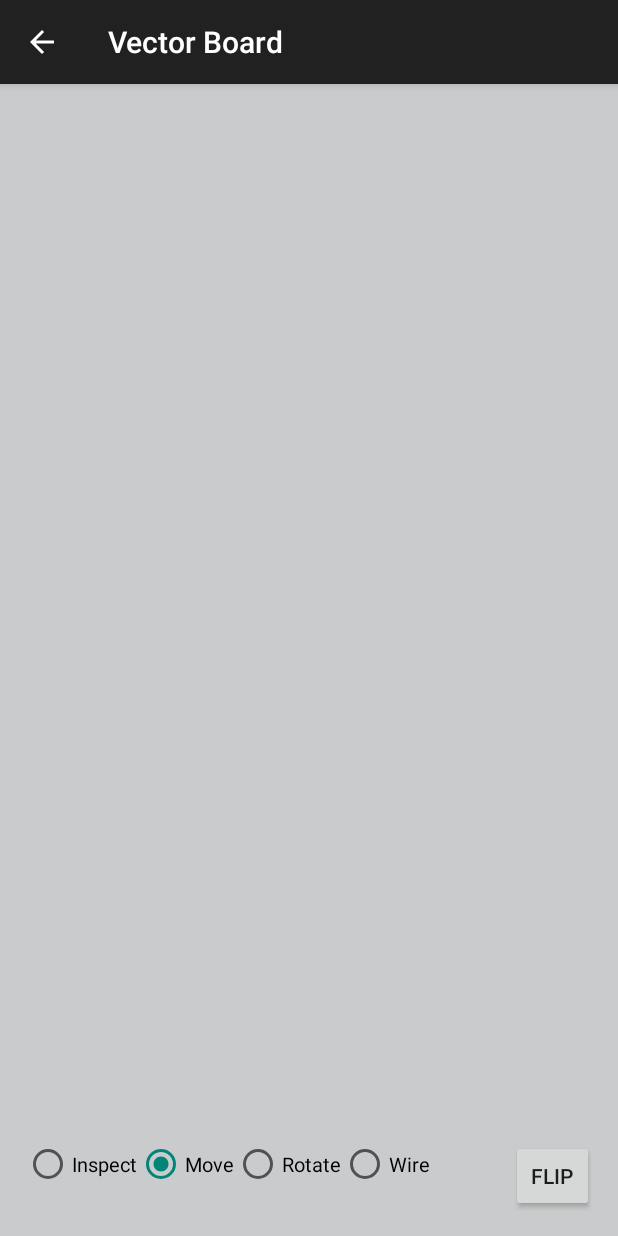
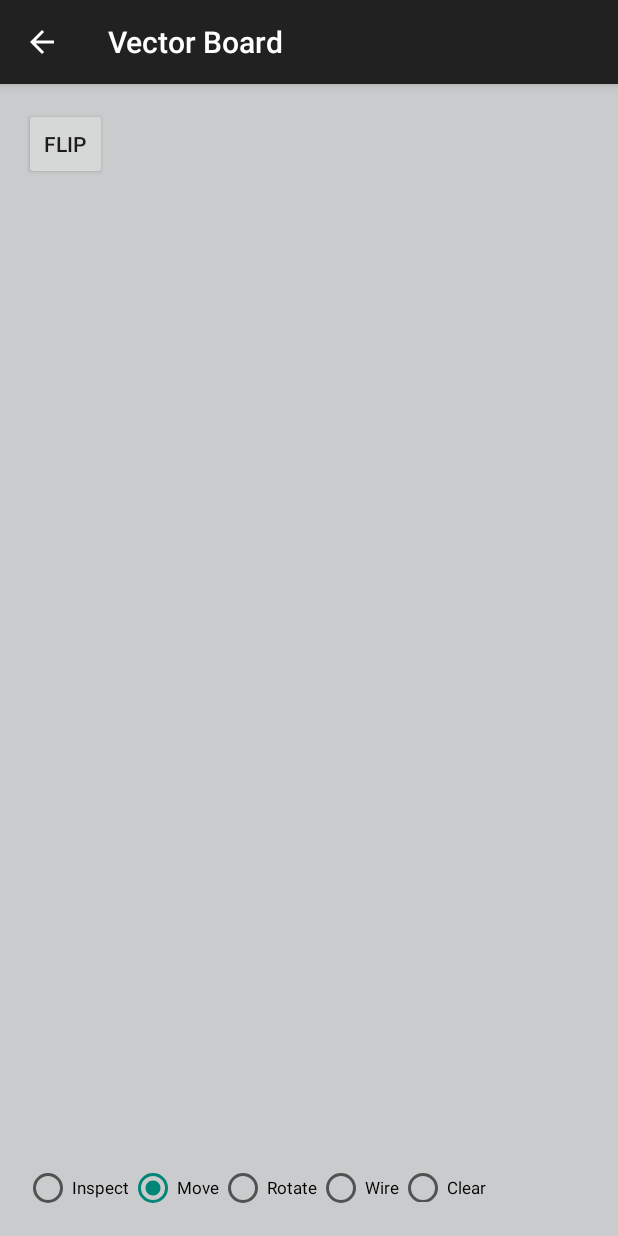
Before and after one commit to mgumble/Protoboard_App, an Android app: the VectorBoardActivity screen opened directly, with no data from a screen before it, on a phone screen of 412 x 824 dp. Run offline under Robolectric (Android 15) with nearby library versions, the phone set to English and light mode, and no system bars; 4 statements that could not run were skipped.

Commit message:
fixed removing from tray not at 0 and added clear button

```diff
--- a/PracticeApplication/app/src/main/res/layout/activity_vector_board.xml
+++ b/PracticeApplication/app/src/main/res/layout/activity_vector_board.xml
@@ -7,22 +7,20 @@
     tools:context="com.example.emilie.practiceapplication.VectorBoardActivity"
     android:background="#CACBCC"
     android:orientation="vertical">
-    <RelativeLayout
-        android:layout_width="fill_parent"
+    <TableLayout
+        android:layout_width="wrap_content"
         android:layout_height="wrap_content"
-        android:id="@+id/ll_top">
-
-        <TableLayout
-            android:layout_width="wrap_content"
-            android:layout_height="wrap_content"
-            android:id="@+id/tl">
-        </TableLayout>
-    </RelativeLayout>
+        android:id="@+id/tl"
+        android:layout_toEndOf="@+id/toolbar"
+        android:layout_below="@+id/btn_flip"
+        android:layout_alignParentStart="true">
+    </TableLayout>
 
     <HorizontalScrollView
         android:layout_width="fill_parent"
-        android:layout_height="wrap_content"
-        android:layout_above="@+id/btn_flip"
+        android:layout_height="75dp"
+        android:id="@+id/horizontalScrollView"
+        android:layout_above="@+id/toolbar"
         android:layout_alignParentStart="true">
 
         <LinearLayout
@@ -39,17 +37,17 @@
         android:layout_height="wrap_content"
         android:text="Flip"
         android:id="@+id/btn_flip"
-        android:layout_alignParentBottom="true"
-        android:layout_alignParentEnd="true" />
+        android:layout_alignParentTop="true"
+        android:layout_alignParentStart="true" />
 
     <RadioGroup
-        android:layout_width="match_parent"
-        android:layout_height="match_parent"
+        android:layout_width="wrap_content"
+        android:layout_height="wrap_content"
         android:layout_alignParentBottom="true"
         android:orientation="horizontal"
         android:id = "@+id/toolbar"
-        android:layout_toStartOf="@+id/btn_flip"
-        android:layout_alignTop="@+id/btn_flip">
+        android:layout_alignEnd="@+id/horizontalScrollView"
+        android:layout_alignParentStart="true">
 
         <RadioButton
             android:layout_width="wrap_content"
@@ -59,7 +57,7 @@
             android:checked="false"
             android:layout_alignTop="@+id/btn_move"
             android:layout_toStartOf="@+id/btn_move"
-            android:textSize="13dp"/>
+            android:textSize="11dp"/>
 
         <RadioButton
             android:layout_width="wrap_content"
@@ -69,7 +67,7 @@
             android:checked="true"
             android:layout_alignTop="@+id/btn_rotate"
             android:layout_toStartOf="@+id/btn_rotate"
-            android:textSize="13dp"/>
+            android:textSize="11dp"/>
 
         <RadioButton
             android:layout_width="wrap_content"
@@ -79,7 +77,7 @@
             android:layout_alignParentBottom="true"
             android:layout_toStartOf="@+id/btn_flip"
             android:checked="false"
-            android:textSize="13dp"/>
+            android:textSize="11dp"/>
 
         <RadioButton
             android:layout_width="wrap_content"
@@ -87,7 +85,15 @@
             android:text="Wire"
             android:id="@+id/btn_wire"
             android:checked="false"
-            android:textSize="13dp"/>
+            android:textSize="11dp"/>
+
+        <RadioButton
+            android:layout_width="wrap_content"
+            android:layout_height="19dp"
+            android:text="Clear"
+            android:id="@+id/btn_clear"
+            android:checked="false"
+            android:textSize="11dp"/>
     </RadioGroup>
 
 
```
Also changed, not shown: PracticeApplication/app/src/main/java/com/example/emilie/practiceapplication/VectorBoardActivity.java (+57 -3 lines).
